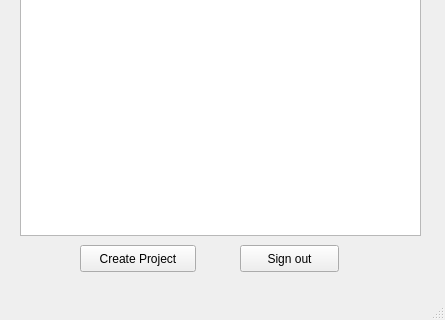
The window that d2/adminwindow.ui (forshakuras/3004) describes before a commit, drawn with Qt 5; both pictures show x 0 to 445 and y 225 to 545 of the 445 by 545 pixel window.
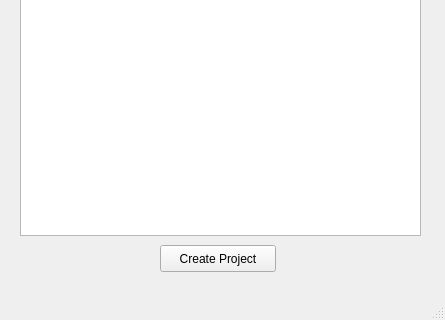
The same window after the commit.

Commit message: removed sign up and log out buttons

What changed in the file:
```diff
--- a/d2/adminwindow.ui
+++ b/d2/adminwindow.ui
@@ -27,7 +27,7 @@
    <widget class="QPushButton" name="Createproject">
     <property name="geometry">
      <rect>
-      <x>80</x>
+      <x>160</x>
       <y>470</y>
       <width>116</width>
       <height>27</height>
@@ -37,19 +37,6 @@
      <string>Create Project</string>
     </property>
    </widget>
-   <widget class="QPushButton" name="pushButton_3">
-    <property name="geometry">
-     <rect>
-      <x>240</x>
-      <y>470</y>
-      <width>99</width>
-      <height>27</height>
-     </rect>
-    </property>
-    <property name="text">
-     <string>Sign out</string>
-    </property>
-   </widget>
    <widget class="QLabel" name="label">
     <property name="geometry">
      <rect>
```
The commit also changes 5 other files.
